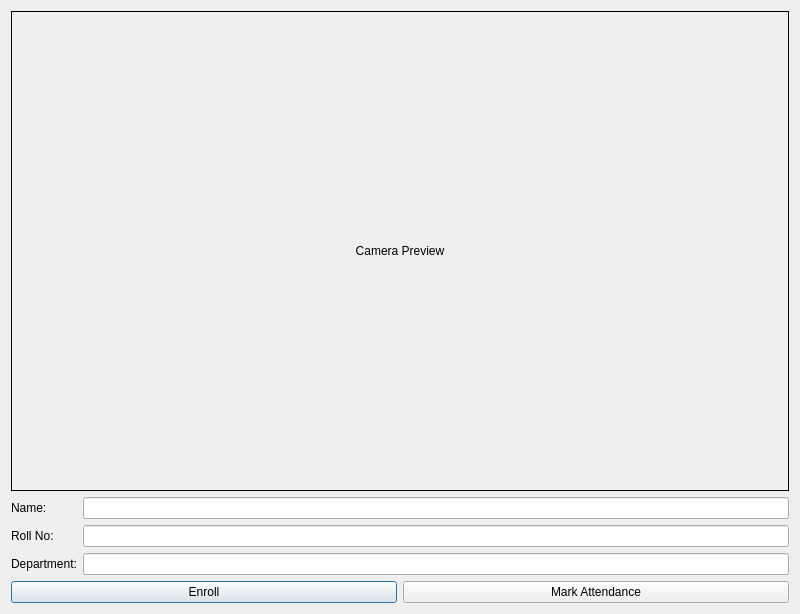
The window that resources/student.ui (vipinjaiswal2003/-FaceTrack-AI) describes before a commit, drawn with Qt 5.
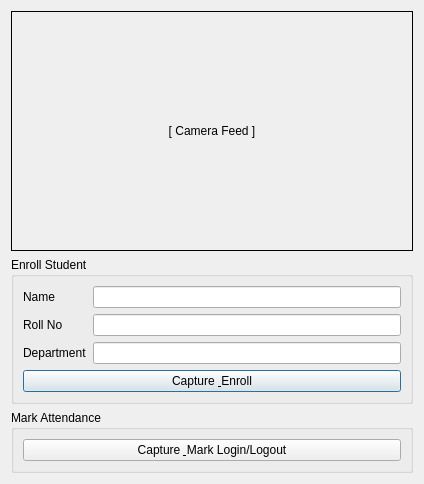
The same window after the commit.

What changed in the file:
```diff
--- a/resources/student.ui
+++ b/resources/student.ui
@@ -6,8 +6,8 @@
    <rect>
     <x>0</x>
     <y>0</y>
-    <width>800</width>
-    <height>600</height>
+    <width>424</width>
+    <height>480</height>
    </rect>
   </property>
   <property name="windowTitle">
@@ -18,12 +18,12 @@
     <widget class="QLabel" name="videoLabel">
      <property name="minimumSize">
       <size>
-       <width>640</width>
-       <height>480</height>
+       <width>320</width>
+       <height>240</height>
       </size>
      </property>
      <property name="text">
-      <string>Camera Preview</string>
+      <string>[ Camera Feed ]</string>
      </property>
      <property name="alignment">
       <set>Qt::AlignCenter</set>
@@ -34,11 +34,15 @@
     </widget>
    </item>
    <item>
-    <layout class="QFormLayout" name="formLayout">
+    <widget class="QGroupBox" name="groupBox">
+     <property name="title">
+      <string>Enroll Student</string>
+     </property>
+     <layout class="QGridLayout" name="gridLayout">
      <item row="0" column="0">
       <widget class="QLabel" name="label_name">
        <property name="text">
-        <string>Name:</string>
+         <string>Name</string>
        </property>
       </widget>
      </item>
@@ -48,7 +52,7 @@
      <item row="1" column="0">
       <widget class="QLabel" name="label_roll">
        <property name="text">
-        <string>Roll No:</string>
+         <string>Roll No</string>
        </property>
       </widget>
      </item>
@@ -58,33 +62,42 @@
      <item row="2" column="0">
       <widget class="QLabel" name="label_dept">
        <property name="text">
-        <string>Department:</string>
+         <string>Department</string>
        </property>
       </widget>
      </item>
      <item row="2" column="1">
       <widget class="QLineEdit" name="deptInput"/>
      </item>
-    </layout>
-   </item>
-   <item>
-    <layout class="QHBoxLayout" name="buttonLayout">
-     <item>
+      <item row="3" column="0" colspan="2">
       <widget class="QPushButton" name="enrollButton">
        <property name="text">
-        <string>Enroll</string>
+         <string>Capture &amp; Enroll</string>
        </property>
       </widget>
      </item>
+     </layout>
+    </widget>
+   </item>
+
+   <!-- Existing Mark Attendance group -->
      <item>
-      <widget class="QPushButton" name="attendanceButton">
-       <property name="text">
+    <widget class="QGroupBox" name="groupBox2">
+     <property name="title">
         <string>Mark Attendance</string>
        </property>
+     <layout class="QVBoxLayout" name="verticalLayout_2">
+      <item>
+       <widget class="QPushButton" name="attendanceButton">
+        <property name="text">
+         <string>Capture &amp; Mark Login/Logout</string>
+        </property>
       </widget>
      </item>
     </layout>
+    </widget>
    </item>
+
   </layout>
  </widget>
  <resources/>
```
Left out of the diff: 4 changed lines with no effect on the pictures. Lines whose indentation alone changed are shown as unchanged.
